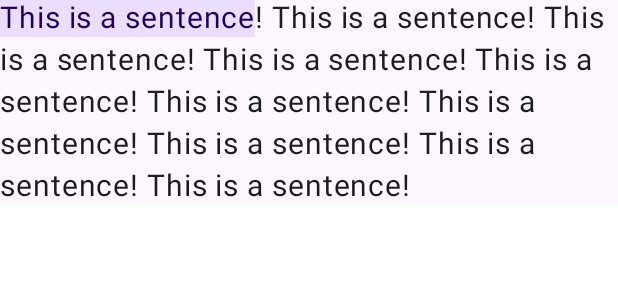
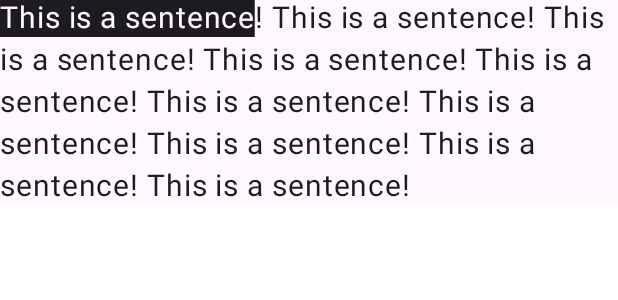
Before and after one commit to doYouSpeakFish/ComprehensibleInput, an Android app built with Jetpack Compose: the @Preview function TextHighlightPreview, on a phone screen of 412 x 824 dp. Shown: the top 300 px of the screen. Run offline under Robolectric (Android 15) with nearby library versions, the phone set to English and light mode, and no system bars.

Commit message:
feat: use inverted colours for highlighted text
Replace the primary onPrimary combination for highlighted text, and instead use the background colour for the text and the onBackground colour for the background, inverting the usual text/background colours.

```diff
--- a/app/src/main/java/input/comprehensible/ui/components/SelectableText.kt
+++ b/app/src/main/java/input/comprehensible/ui/components/SelectableText.kt
@@ -29,8 +29,8 @@
     text: String,
     onTextClicked: (index: Int) -> Unit,
     selectedText: TextRange?,
-    selectedTextColor: Color = MaterialTheme.colorScheme.onPrimaryContainer,
-    selectedTextBackgroundColor: Color = MaterialTheme.colorScheme.primaryContainer,
+    selectedTextColor: Color = MaterialTheme.colorScheme.background,
+    selectedTextBackgroundColor: Color = MaterialTheme.colorScheme.onBackground,
     style: TextStyle = MaterialTheme.typography.bodyLarge,
 ) {
     val span = rememberHighlightSpanStyle(
```
